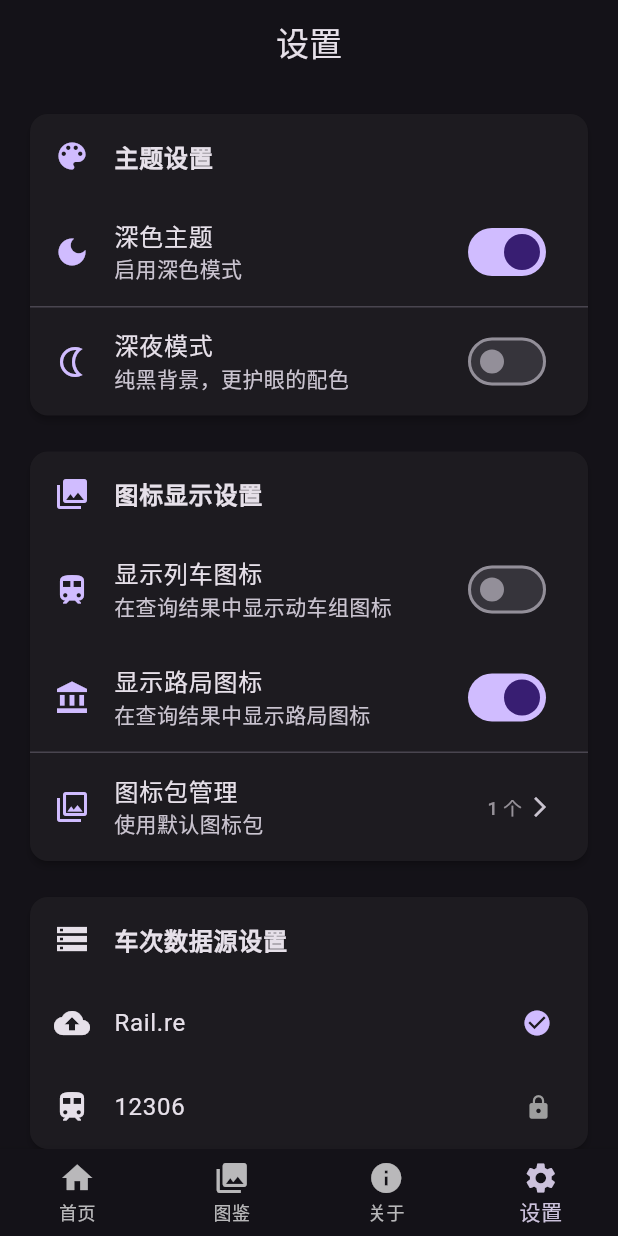
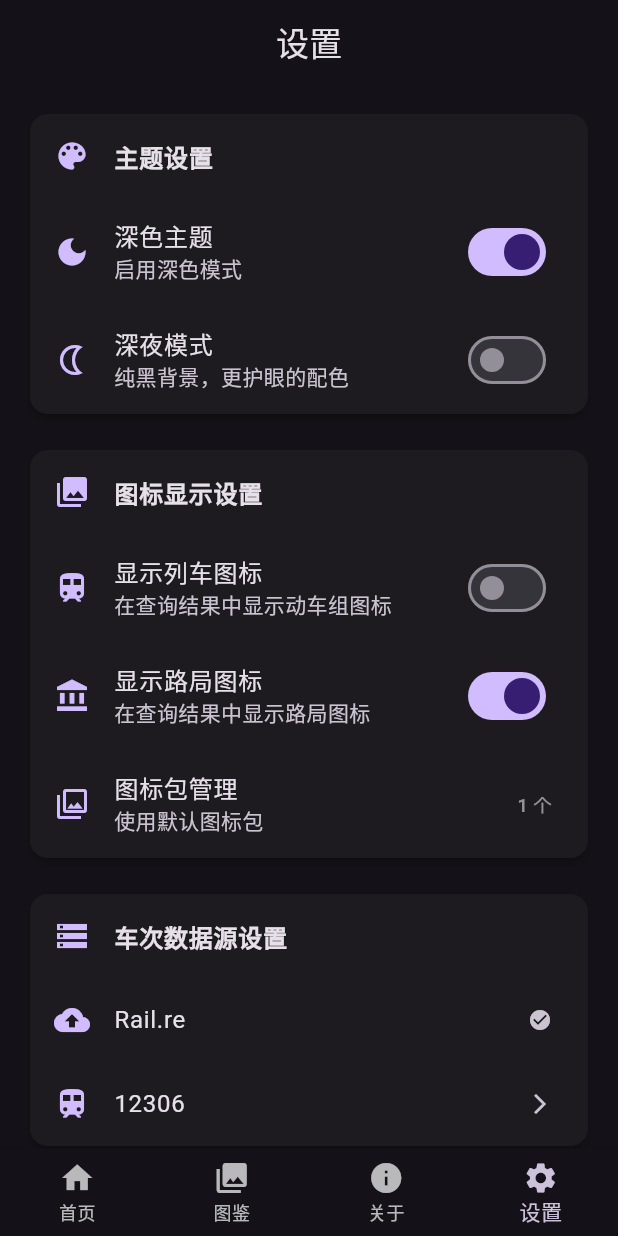
Before and after one commit to CrYinLang/EmuAIO, a Flutter app: the screen it shows after launch, item 4 of the bottom bar chosen, on a phone screen of 412 x 824 dp. Run offline on Flutter 3.47's test engine with Material 3 defaults, Android fonts, the light colour scheme and no system bars; our stand-ins replace file_picker, shared_preferences.

Commit message:
双分支同步提交 [31 周六 -01-2026 09:12]

```diff
--- a/devtools_options.yaml
+++ b/devtools_options.yaml
@@ -1,3 +1,4 @@
 description: This file stores settings for Dart & Flutter DevTools.
 documentation: https://docs.flutter.dev/tools/devtools/extensions#configure-extension-enablement-states
 extensions:
+  - provider: true
--- a/lib/main.dart
+++ b/lib/main.dart
@@ -14,9 +14,9 @@ import 'about_page.dart';
 import 'settings_page.dart';
 
 class AppConstants {
-  static const String lastUpdate = '26-01-30-18-10';
-  static const String version = '2.1.1.5';
-  static const String build = '2115';
+  static const String lastUpdate = '26-01-30-22-45';
+  static const String version = '2.1.1.6';
+  static const String build = '2116';
   //记得 android\app\src\build.gradle.kts 也要改
 }
 
--- a/lib/settings_page.dart
+++ b/lib/settings_page.dart
@@ -1,4 +1,4 @@
-//settings_page.dart
+// settings_page.dart
 import 'package:flutter/material.dart';
 import 'package:provider/provider.dart';
 import 'package:url_launcher/url_launcher.dart';
@@ -13,12 +13,9 @@ Future<void> launchSocialLink(BuildContext context, String url) async {
     final uri = Uri.parse(url);
     if (await canLaunchUrl(uri)) {
       await launchUrl(uri, mode: LaunchMode.externalApplication);
-
       if (!context.mounted) return;
-
-      ScaffoldMessenger.of(context).showSnackBar(
-        const SnackBar(content: Text('正在打开链接...')),
-      );
+      ScaffoldMessenger.of(context)
+          .showSnackBar(const SnackBar(content: Text('正在打开链接...')));
     } else {
       if (!context.mounted) return;
       _showLinkCopyDialog(context, url);
@@ -41,9 +38,8 @@ void _showLinkCopyDialog(BuildContext context, String url) {
             await Clipboard.setData(ClipboardData(text: url));
             if (context.mounted) {
               Navigator.pop(context);
-              ScaffoldMessenger.of(context).showSnackBar(
-                const SnackBar(content: Text('链接已复制')),
-              );
+              ScaffoldMessenger.of(context)
+                  .showSnackBar(const SnackBar(content: Text('链接已复制')));
             }
           },
           child: const Text('复制'),
@@ -55,13 +51,263 @@ void _showLinkCopyDialog(BuildContext context, String url) {
 
 class SettingsPage extends StatefulWidget {
   const SettingsPage({super.key});
-
   @override
   State<SettingsPage> createState() => _SettingsPageState();
 }
 
 class _SettingsPageState extends State<SettingsPage> {
   bool isLoadingIconPack = false;
+
+  @override
+  Widget build(BuildContext context) {
+    final settings = Provider.of<AppSettings>(context);
+    final theme = Theme.of(context);
+
+    return Scaffold(
+      appBar: AppBar(title: const Text('设置'), centerTitle: true),
+      body: ListView(
+        padding: const EdgeInsets.all(16),
+        children: [
+          /// 🎨 主题
+          _sectionCard(
+            context,
+            icon: Icons.color_lens,
+            title: '主题设置',
+            children: [
+              _settingsSwitch(
+                context,
+                title: '深色主题',
+                subtitle: '启用深色模式',
+                icon: settings.themeMode == ThemeMode.dark
+                    ? Icons.dark_mode
+                    : Icons.light_mode,
+                value: settings.themeMode == ThemeMode.dark,
+                onChanged: settings.toggleTheme,
+              ),
+              if (settings.themeMode == ThemeMode.dark)
+                _settingsSwitch(
+                  context,
+                  title: '深夜模式',
+                  subtitle: '纯黑背景，更护眼的配色',
+                  icon: settings.midnightMode
+                      ? Icons.nightlight_round
+                      : Icons.nightlight_outlined,
+                  value: settings.midnightMode,
+                  onChanged: settings.toggleMidnightMode,
+                ),
+            ],
+          ),
+
+          const SizedBox(height: 16),
+
+          /// 🖼 图标
+          _sectionCard(
+            context,
+            icon: Icons.photo_library,
+            title: '图标显示设置',
+            children: [
+              _settingsSwitch(
+                context,
+                title: '显示列车图标',
+                subtitle: '在查询结果中显示动车组图标',
+                icon: Icons.train,
+                value: settings.showTrainIcons,
+                onChanged: settings.toggleTrainIcons,
+              ),
+              _settingsSwitch(
+                context,
+                title: '显示路局图标',
+                subtitle: '在查询结果中显示路局图标',
+                icon: Icons.account_balance,
+                value: settings.showBureauIcons,
+                onChanged: settings.toggleBureauIcons,
+              ),
+              _settingsTile(
+                context,
+                icon: Icons.photo_library_outlined,
+                title: '图标包管理',
+                subtitle: settings.currentIconPack == 'default'
+                    ? '使用默认图标包'
+                    : '当前: ${settings.displayIconPackName}',
+                trailing: Text('${settings.availableIconPacks.length} 个',
+                    style: TextStyle(
+                        fontSize: 12,
+                        color: theme.colorScheme.onSurface.withAlpha(153))),
+                onTap: () => showDialog(
+                    context: context, builder: (_) => const IconPackManager()),
+              ),
+            ],
+          ),
+
+          const SizedBox(height: 16),
+
+          /// 🚆 数据源
+          _sectionCard(
+            context,
+            icon: Icons.storage,
+            title: '车次数据源设置',
+            children: [
+              _settingsTile(context,
+                  icon: Icons.cloud_upload,
+                  title: 'Rail.re',
+                  trailingIcon: Icons.check_circle),
+              _settingsTile(context,
+                  icon: Icons.train,
+                  title: '12306',
+                  trailingIcon: Icons.arrow_forward_ios),
+            ],
+          ),
+
+          const SizedBox(height: 16),
+
+          /// ℹ 应用信息
+          _sectionCard(
+            context,
+            icon: Icons.info,
+            title: '应用信息',
+            children: [
+              _settingsTile(
+                context,
+                title: '版本',
+                subtitle: '${AppConstants.version} | ${AppConstants.build}',
+                trailingIcon: Icons.arrow_forward_ios,
+                onTap: () => UpdateUI.showUpdateFlow(context),
+              ),
+              _settingsTile(
+                context,
+                title: '开发者',
+                subtitle: 'Cr.YinLang',
+                trailingIcon: Icons.arrow_forward_ios,
+                onTap: () => _showDeveloperLinksDialog(context),
+              ),
+            ],
+          ),
+        ],
+      ),
+    );
+  }
+
+  /// ================= UI 模板层 =================
+
+  Widget _sectionCard(BuildContext context,
+      {required IconData icon,
+        required String title,
+        required List<Widget> children}) {
+    return Card(
+      elevation: 2,
+      shape: RoundedRectangleBorder(borderRadius: BorderRadius.circular(12)),
+      child: Column(children: [_sectionTitle(context, icon, title), ...children]),
+    );
+  }
+
+  Widget _sectionTitle(BuildContext context, IconData icon, String title) {
+    return ListTile(
+      leading: Icon(icon, color: Theme.of(context).colorScheme.primary),
+      title: Text(title, style: const TextStyle(fontWeight: FontWeight.w600)),
+    );
+  }
+
+  Widget _settingsSwitch(BuildContext context,
+      {required String title,
+        required String subtitle,
+        required IconData icon,
+        required bool value,
+        required Function(bool) onChanged}) {
+    return SwitchListTile(
+      title: Text(title),
+      subtitle: Text(subtitle),
+      secondary: Icon(icon, color: Theme.of(context).colorScheme.primary),
+      value: value,
+      onChanged: onChanged,
+    );
+  }
+
+  Widget _settingsTile(BuildContext context,
+      {IconData? icon,
+        required String title,
+        String? subtitle,
+        Widget? trailing,
+        IconData? trailingIcon,
+        VoidCallback? onTap}) {
+    final theme = Theme.of(context);
+    return ListTile(
+      leading: icon != null
+          ? Icon(icon, color: theme.colorScheme.primary)
+          : null,
+      title: Text(title),
+      subtitle: subtitle != null ? Text(subtitle) : null,
+      trailing: trailing ??
+          (trailingIcon != null
+              ? Icon(trailingIcon,
+              size: 16, color: theme.colorScheme.onSurfaceVariant)
+              : null),
+      onTap: onTap,
+    );
+  }
+
+  Future<void> _launchSocialLink(String url) async {
+    try {
+      if (url.isEmpty || !url.startsWith('http')) {
+        if (mounted) {
+          ScaffoldMessenger.of(context).showSnackBar(
+            const SnackBar(content: Text('链接格式错误')),
+          );
+        }
+        return;
+      }
+
+      final uri = Uri.parse(url);
+      if (await canLaunchUrl(uri)) {
+        await launchUrl(
+          uri,
+          mode: LaunchMode.externalApplication,
+        );
+
+        if (mounted) {
+          ScaffoldMessenger.of(context).showSnackBar(
+            const SnackBar(
+              content: Text('正在打开链接...'),
+              duration: Duration(seconds: 2),
+            ),
+          );
+        }
+      } else {
+        _showSocialLinkCopyDialog(url);
+      }
+    } catch (e) {
+      _showSocialLinkCopyDialog(url);
+    }
+  }
+
+  void _showSocialLinkCopyDialog(String url) {
+    if (!mounted) return;
+
+    showDialog(
+      context: context,
+      builder: (context) => AlertDialog(
+        title: const Text('无法打开链接'),
+        content: const Text('请手动复制以下链接到浏览器中打开：'),
+        actions: [
+          TextButton(
+            onPressed: () => Navigator.of(context).pop(),
+            child: const Text('取消'),
+          ),
+          TextButton(
+            onPressed: () async {
+              await Clipboard.setData(ClipboardData(text: url));
+              if (context.mounted) {
+                Navigator.of(context).pop();
+                ScaffoldMessenger.of(context).showSnackBar(
+                  const SnackBar(content: Text('链接已复制到剪贴板')),
+                );
+              }
+            },
+            child: const Text('复制链接'),
+          ),
+        ],
+      ),
+    );
+  }
 
   void _showDeveloperLinksDialog(BuildContext context) {
     showDialog(
@@ -78,7 +324,6 @@ class _SettingsPageState extends State<SettingsPage> {
             child: Column(
               mainAxisSize: MainAxisSize.min,
               children: [
-                // 头像区域 - 使用本地图片
                 Container(
                   width: 80,
                   height: 80,
@@ -149,15 +394,13 @@ class _SettingsPageState extends State<SettingsPage> {
                 ),
                 const SizedBox(height: 20),
 
-                // 第一行：两个社交按钮
                 Row(
                   children: [
-                    // GitHub 按钮
                     Expanded(
                       child: ElevatedButton.icon(
                         onPressed: () {
                           Navigator.of(context).pop();
-                          launchSocialLink(context, 'https://github.com/CrYinLang');
+                          _launchSocialLink('https://github.com/CrYinLang');
                         },
                         style: ElevatedButton.styleFrom(
                           backgroundColor: Colors.black,
@@ -178,7 +421,7 @@ class _SettingsPageState extends State<SettingsPage> {
                       child: ElevatedButton.icon(
                         onPressed: () {
                           Navigator.of(context).pop();
-                          launchSocialLink(context, 'https://www.douyin.com/user/MS4wLjABAAAA-bZxFhm96BhUle209c1gQ5HskPw4y-olT2PwOYevJ6fSkkHmIV23EuGfjaq1xHCx');
+                          _launchSocialLink('https://www.douyin.com/user/MS4wLjABAAAA-bZxFhm96BhUle209c1gQ5HskPw4y-olT2PwOYevJ6fSkkHmIV23EuGfjaq1xHCx');
                         },
                         style: ElevatedButton.styleFrom(
                           backgroundColor: const Color(0xFF000000),
@@ -220,308 +463,4 @@ class _SettingsPageState extends State<SettingsPage> {
       },
     );
   }
-
-  @override
-  Widget build(BuildContext context) {
-    final settings = Provider.of<AppSettings>(context);
-
-    return Scaffold(
-      appBar: AppBar(
-        title: const Text('设置'),
-        centerTitle: true,
-        elevation: 0,
-      ),
-      body: ListView(
-        padding: const EdgeInsets.all(16),
-        children: [
-          _buildSettingsCard(
-            context: context,
-            icon: Icons.color_lens,
-            title: '主题设置',
-            children: [
-              SwitchListTile(
-                title: const Text('深色主题'),
-                subtitle: const Text('启用深色模式'),
-                value: settings.themeMode == ThemeMode.dark,
-                onChanged: settings.toggleTheme,
-                secondary: Icon(
-                  settings.themeMode == ThemeMode.dark
-                      ? Icons.dark_mode
-                      : Icons.light_mode,
-                  color: Theme.of(context).colorScheme.primary,
-                ),
-              ),
-              if (settings.themeMode == ThemeMode.dark) ...[
-                const Divider(height: 1),
-                SwitchListTile(
-                  title: const Text('深夜模式'),
-                  subtitle: const Text('纯黑背景，更护眼的配色'),
-                  value: settings.midnightMode,
-                  onChanged: settings.toggleMidnightMode,
-                  secondary: Icon(
-                    settings.midnightMode
-                        ? Icons.nightlight_round
-                        : Icons.nightlight_outlined,
-                    color: settings.midnightMode
-                        ? const Color(0xFF4DB6AC)
-                        : Theme.of(context).colorScheme.primary,
-                  ),
-                ),
-              ],
-            ],
-          ),
-
-          const SizedBox(height: 16),
-
-          _buildSettingsCard(
-            context: context,
-            icon: Icons.photo_library,
-            title: '图标显示设置',
-            children: [
-              SwitchListTile(
-                title: const Text('显示列车图标'),
-                subtitle: const Text('在查询结果中显示动车组图标'),
-                value: settings.showTrainIcons,
-                onChanged: settings.toggleTrainIcons,
-                secondary: Icon(
-                  Icons.train,
-                  color: Theme.of(context).colorScheme.primary,
-                ),
-              ),
-              SwitchListTile(
-                title: const Text('显示路局图标'),
-                subtitle: const Text('在查询结果中显示路局图标'),
-                value: settings.showBureauIcons,
-                onChanged: settings.toggleBureauIcons,
-                secondary: Icon(
-                  Icons.account_balance,
-                  color: Theme.of(context).colorScheme.primary,
-                ),
-              ),
-              const Divider(height: 1),
-              ListTile(
-                leading: Icon(
-                  Icons.photo_library_outlined,
-                  color: Theme.of(context).colorScheme.primary,
-                ),
-                title: const Text('图标包管理'),
-                subtitle: Text(
-                  settings.currentIconPack == 'default'
-                      ? '使用默认图标包'
-                      : '当前: ${settings.displayIconPackName}',
-                  maxLines: 1,
-                  overflow: TextOverflow.ellipsis,
-                ),
-                trailing: isLoadingIconPack
-                    ? const SizedBox(
-                  width: 20,
-                  height: 20,
-                  child: CircularProgressIndicator(strokeWidth: 2),
-                )
-                    : Row(
-                  mainAxisSize: MainAxisSize.min,
-                  children: [
-                    Text(
-                      '${settings.availableIconPacks.length} 个',
-                      style: TextStyle(
-                        fontSize: 12,
-                        color: Theme.of(context).colorScheme.onSurface.withAlpha(153),
-                      ),
-                    ),
-                    const SizedBox(width: 4),
-                    Icon(
-                      Icons.arrow_forward_ios,
-                      size: 16,
-                      color: Theme.of(context).colorScheme.onSurfaceVariant,
-                    ),
-                  ],
-                ),
-                onTap: () {
-                  showDialog(
-                    context: context,
-                    builder: (_) => const IconPackManager(),
-                  );
-                },
-              ),
-            ],
-          ),
-
-          const SizedBox(height: 16),
-          Card(
-            elevation: 2,
-            shape: RoundedRectangleBorder(
-              borderRadius: BorderRadius.circular(12),
-            ),
-            child: Opacity(
-              opacity: 1.0,
-              child: Column(
-                crossAxisAlignment: CrossAxisAlignment.start,
-                children: [
-                  ListTile(
-                    leading: Icon(
-                      Icons.storage,
-                      color: Theme.of(context).colorScheme.onSurface,
-                    ),
-                    title: DefaultTextStyle.merge(
-                      style: TextStyle(
-                        fontWeight: FontWeight.w600,
-                        color: Theme.of(context).colorScheme.onSurface,
-                      ),
-                      child: const Text('车次数据源设置'),
-                    ),
-                  ),
-                  ListTile(
-                    leading: Icon(
-                      Icons.cloud_upload,
-                      color: Theme.of(context).colorScheme.onSurface,
-                    ),
-                    title: Text(
-                      'Rail.re',
-                      style: TextStyle(
-                        color: Theme.of(context).colorScheme.onSurface,
-                      ),
-                    ),
-                    trailing: Icon(
-                      Icons.check_circle,
-                      color: Theme.of(context).colorScheme.primary,
-                      size: 20,
-                    ),
-                    onTap: null, // 禁用点击
-                  ),
-                  ListTile(
-                    leading: Icon(
-                      Icons.train,
-                      color: Theme.of(context).colorScheme.onSurface,
-                    ),
-                    title: Text(
-                      '12306',
-                      style: TextStyle(
-                        color: Theme.of(context).colorScheme.onSurface,
-                      ),
-                    ),
-                    trailing: Icon(
-                      Icons.lock,
-                      color: Colors.grey[500],
-                      size: 18,
-                    ),
-                    onTap: null, // 禁用点击
-                  ),
-                ],
-              ),
-            ),
-          ),
-
-          const SizedBox(height: 16),
-
-          _buildSettingsCard(
-            context: context,
-            icon: Icons.info,
-            title: '应用信息',
-            children: [
-              ListTile(
-                title: const Text('版本'),
-                subtitle: const Text('${AppConstants.version} | ${AppConstants.build}'),
-                trailing: Icon(
-                  Icons.arrow_forward_ios,
-                  size: 16,
-                  color: Theme.of(context).colorScheme.onSurfaceVariant,
-                ),
-                onTap: () => UpdateUI.showUpdateFlow(context),
-              ),
-              ListTile(
-                title: const Text('开发者'),
-                subtitle: const Text('Cr.YinLang'),
-                trailing: Icon(
-                  Icons.arrow_forward_ios,
-                  size: 16,
-                  color: Theme.of(context).colorScheme.onSurfaceVariant,
-                ),
-                onTap: () {
-                  _showDeveloperLinksDialog(context);
-                },
-              ),
-            ],
-          ),
-
-          if (settings.midnightMode) ...[
-            const SizedBox(height: 16),
-            Card(
-              elevation: 2,
-              color: Colors.grey[900],
-              shape: RoundedRectangleBorder(
-                borderRadius: BorderRadius.circular(12),
-              ),
-              child: Padding(
-                padding: const EdgeInsets.all(16),
-                child: Row(
-                  children: [
-                    Icon(
-                      Icons.nightlight_round,
-                      color: const Color(0xFF4DB6AC),
-                      size: 24,
-                    ),
-                    const SizedBox(width: 12),
-                    Expanded(
-                      child: Column(
-                        crossAxisAlignment: CrossAxisAlignment.start,
-                        children: [
-                          Text(
-                            '深夜模式已启用',
-                            style: TextStyle(
-                              color: const Color(0xFF4DB6AC),
-                              fontWeight: FontWeight.bold,
-                            ),
-                          ),
-                          const SizedBox(height: 4),
-                          Text(
-                            '背景已调整为纯黑色，使用护眼配色方案',
-                            style: TextStyle(
-                              color: Colors.grey[300],
-                              fontSize: 14,
-                            ),
-                          ),
-                        ],
-                      ),
-                    ),
-                  ],
-                ),
-              ),
-            ),
-          ],
-        ],
-      ),
-    );
-  }
-
-  Widget _buildSettingsCard({
-    required BuildContext context,
-    required IconData? icon,
-    required String title,
-    required List<Widget> children,
-  }) {
-    return Card(
-      elevation: 2,
-      shape: RoundedRectangleBorder(
-        borderRadius: BorderRadius.circular(12),
-      ),
-      child: Column(
-        crossAxisAlignment: CrossAxisAlignment.start,
-        children: [
-          ListTile(
-            leading: icon != null
-                ? Icon(
-              icon,
-              color: Theme.of(context).colorScheme.primary,
-            )
-                : null,
-            title: DefaultTextStyle.merge(
-              style: const TextStyle(fontWeight: FontWeight.w600),
-              child: Text(title),
-            ),
-          ),
-          ...children,
-        ],
-      ),
-    );
-  }
 }
--- a/lib/update.dart
+++ b/lib/update.dart
@@ -6,7 +6,6 @@ import 'package:url_launcher/url_launcher.dart';
 import 'main.dart';
 import 'color_theme.dart';
 
-/// ================= 更新网络服务 =================
 class UpdateService {
   static Future<Map<String, dynamic>?> checkForUpdate() async {
     try {
@@ -183,7 +182,6 @@ class UpdateResultDialog extends StatelessWidget {
   }
 }
 
-/// ================= 外部浏览器打开 =================
 Future<void> _launchBrowser(BuildContext context, String url) async {
   final uri = Uri.parse(url);
   if (await canLaunchUrl(uri)) {
```
Also changed, not shown: 1 other file.
